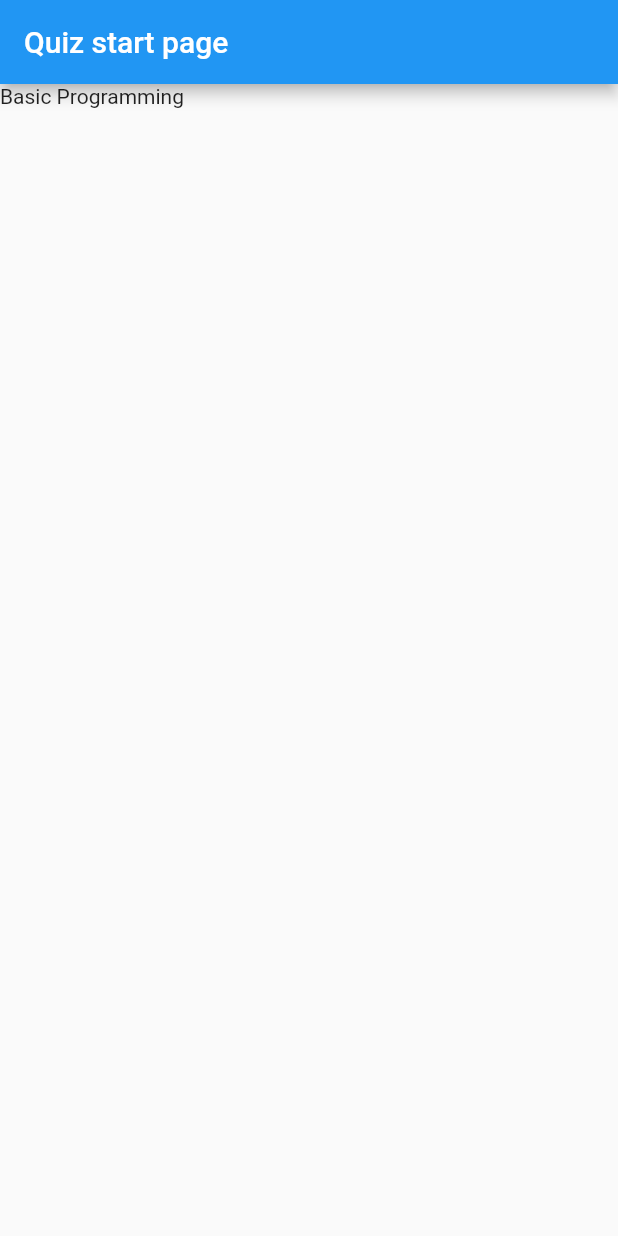
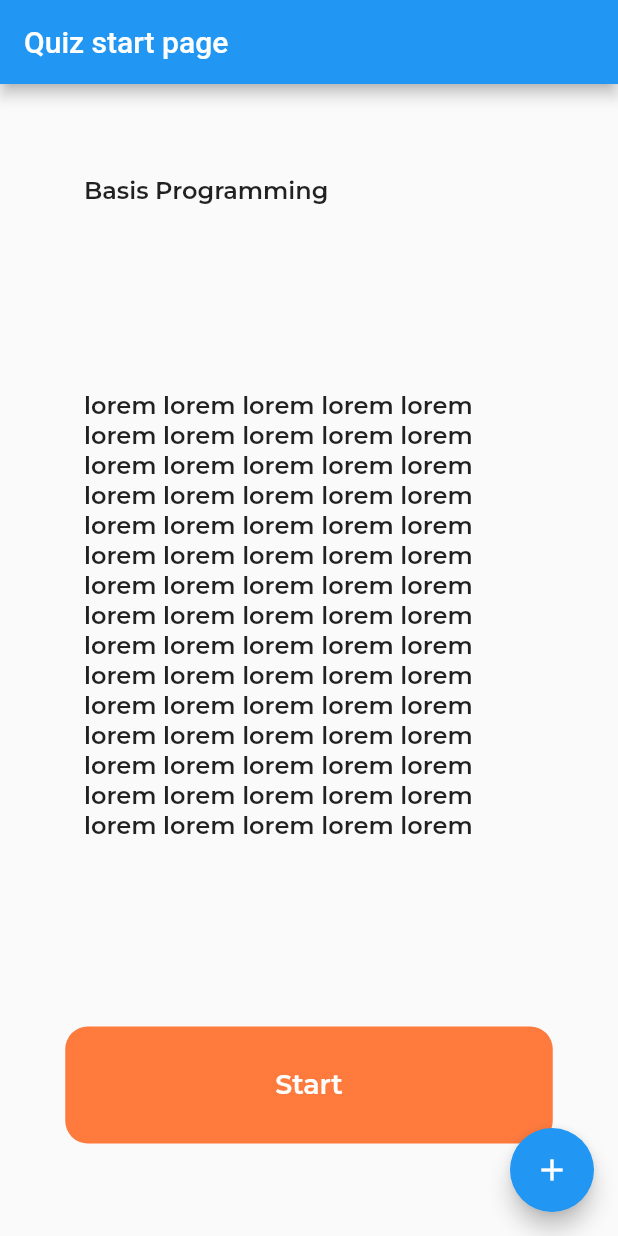
Before and after one commit to Finding-Paradise/usman-survey-project, a Flutter app: the screen it shows after launch, on a phone screen of 412 x 824 dp. Run offline on Flutter 3.47's test engine with Material 2 defaults, Android fonts, the light colour scheme and no system bars; our stand-ins replace google_fonts.

Commit message:
added content to quiz start page

```diff
--- a/lib/pages/survey_start_page.dart
+++ b/lib/pages/survey_start_page.dart
@@ -1,4 +1,5 @@
 import 'package:flutter/material.dart';
+import 'package:google_fonts/google_fonts.dart';
 
 class SurveyStartPage extends StatefulWidget {
   const SurveyStartPage({Key? key}) : super(key: key);
@@ -18,14 +19,77 @@ class _SurveyStartPageState extends State<SurveyStartPage> {
         child: Column(
           children: [
             Row(
-              children: const [
-                Expanded(
-                  child: Text('Basic Programming'),
+              children: [
+                SizedBox(
+                  width: 300,
+                  child: Text(
+                    'Basis Programming',
+                    style: GoogleFonts.montserrat(
+                      textStyle: const TextStyle(
+                          fontSize: 16, fontWeight: FontWeight.w600),
+                    ),
+                  ),
                 ),
               ],
+              mainAxisAlignment: MainAxisAlignment.center,
             ),
+            Row(
+              children: [
+                SizedBox(
+                  width: 300,
+                  child: Text(
+                    'lorem ' * 75,
+                    style: GoogleFonts.montserrat(
+                      textStyle: const TextStyle(
+                          fontSize: 16, fontWeight: FontWeight.w600),
+                    ),
+                  ),
+                ),
+              ],
+              mainAxisAlignment: MainAxisAlignment.center,
+            ),
+            Row(
+              children: [
+                SizedBox(
+                  width: 325,
+                  child: TextButton(
+                    child: Text(
+                      'Start',
+                      style: GoogleFonts.montserrat(
+                        textStyle: const TextStyle(
+                            fontSize: 18, fontWeight: FontWeight.w600),
+                      ),
+                    ),
+                    onPressed: () {},
+                    style: ButtonStyle(
+                      padding: MaterialStateProperty.all<EdgeInsets>(
+                        const EdgeInsets.symmetric(vertical: 28.0),
+                      ),
+                      shape: MaterialStateProperty.all<RoundedRectangleBorder>(
+                        RoundedRectangleBorder(
+                          borderRadius: BorderRadius.circular(15.0),
+                        ),
+                      ),
+                      backgroundColor: MaterialStateProperty.all<Color>(
+                        const Color.fromARGB(255, 254, 122, 61),
+                      ),
+                      foregroundColor: MaterialStateProperty.all(Colors.white),
+                    ),
+                  ),
+                ),
+              ],
+              mainAxisAlignment: MainAxisAlignment.center,
+            )
           ],
+          mainAxisAlignment: MainAxisAlignment.spaceAround,
         ),
+      ),
+      bottomNavigationBar: const BottomAppBar(
+        color: Colors.blue,
+      ),
+      floatingActionButton: const FloatingActionButton(
+        onPressed: null,
+        child: Icon(Icons.add),
       ),
     );
   }
--- a/pubspec.yaml
+++ b/pubspec.yaml
@@ -34,6 +34,7 @@ dependencies:
   # The following adds the Cupertino Icons font to your application.
   # Use with the CupertinoIcons class for iOS style icons.
   cupertino_icons: ^1.0.2
+  google_fonts: ^2.3.1
 
 dev_dependencies:
   flutter_test:
```
Also changed, not shown: pubspec.lock, 3 other files.
